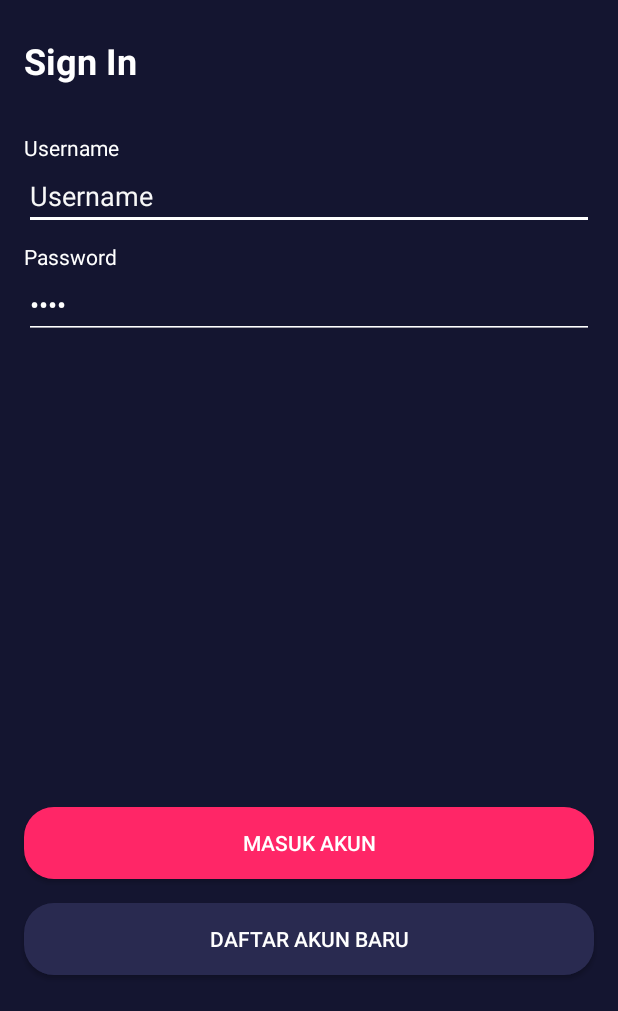
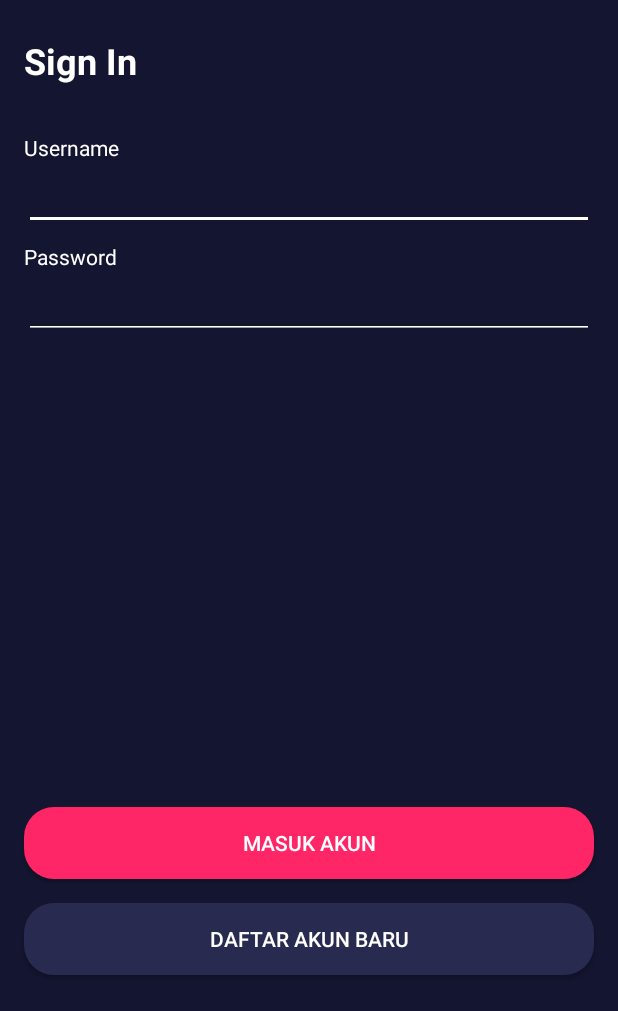
Before and after one commit to adwiarifin/bwamov, an Android app: the screen it shows after launch (SignInActivity), after a tap on "LEWATI PERKENALAN", on a phone screen of 412 x 824 dp, the part 225-1236 px from its top. Run offline under Robolectric (Android 15) with nearby library versions, the phone set to English and light mode, and no system bars; our stand-ins replace Firebase (no records; nobody signed in at launch, a user with empty details on screens opened directly).

Commit message:
setup firebase, logic sign in

```diff
--- a/app/build.gradle
+++ b/app/build.gradle
@@ -1,6 +1,7 @@
 apply plugin: 'com.android.application'
 apply plugin: 'kotlin-android'
 apply plugin: 'kotlin-android-extensions'
+apply plugin: 'com.google.gms.google-services'
 
 android {
     compileSdkVersion 29
@@ -29,9 +30,10 @@ dependencies {
     implementation "org.jetbrains.kotlin:kotlin-stdlib:$kotlin_version"
     implementation 'androidx.core:core-ktx:1.3.2'
     implementation 'androidx.appcompat:appcompat:1.2.0'
-    implementation 'androidx.constraintlayout:constraintlayout:2.0.2'
+    implementation 'androidx.constraintlayout:constraintlayout:2.0.4'
     implementation 'androidx.recyclerview:recyclerview:1.1.0'
-    testImplementation 'junit:junit:4.12'
+    implementation 'com.google.firebase:firebase-database:19.5.1'
+    testImplementation 'junit:junit:4.13.1'
     androidTestImplementation 'androidx.test.ext:junit:1.1.2'
     androidTestImplementation 'androidx.test.espresso:espresso-core:3.3.0'
 
--- a/app/src/main/java/com/kesatriakeyboard/bwamov/onboarding/OnboardingOneActivity.kt
+++ b/app/src/main/java/com/kesatriakeyboard/bwamov/onboarding/OnboardingOneActivity.kt
@@ -4,13 +4,22 @@ import android.content.Intent
 import androidx.appcompat.app.AppCompatActivity
 import android.os.Bundle
 import com.kesatriakeyboard.bwamov.R
-import com.kesatriakeyboard.bwamov.sign.SignInActivity
+import com.kesatriakeyboard.bwamov.sign.signin.SignInActivity
+import com.kesatriakeyboard.bwamov.utils.Preferences
 import kotlinx.android.synthetic.main.activity_onboarding_one.*
 
 class OnboardingOneActivity : AppCompatActivity() {
+
+    lateinit var preference: Preferences
+
     override fun onCreate(savedInstanceState: Bundle?) {
         super.onCreate(savedInstanceState)
         setContentView(R.layout.activity_onboarding_one)
+
+        preference = Preferences(this)
+        if (preference.getValues("onboarding").equals("1")) {
+            goToSignIn()
+        }
 
         button_next.setOnClickListener {
             val intent = Intent(this@OnboardingOneActivity, OnboardingTwoActivity::class.java)
@@ -18,9 +27,14 @@ class OnboardingOneActivity : AppCompatActivity() {
         }
 
         button_skip.setOnClickListener {
-            finishAffinity()
-            val intent = Intent(this@OnboardingOneActivity, SignInActivity::class.java)
-            startActivity(intent)
+            preference.setValues("onboarding", "1")
+            goToSignIn()
         }
     }
+
+    private fun goToSignIn() {
+        finishAffinity()
+        val intent = Intent(this@OnboardingOneActivity, SignInActivity::class.java)
+        startActivity(intent)
+    }
 }
--- a/app/src/main/java/com/kesatriakeyboard/bwamov/onboarding/OnboardingThreeActivity.kt
+++ b/app/src/main/java/com/kesatriakeyboard/bwamov/onboarding/OnboardingThreeActivity.kt
@@ -4,7 +4,7 @@ import android.content.Intent
 import androidx.appcompat.app.AppCompatActivity
 import android.os.Bundle
 import com.kesatriakeyboard.bwamov.R
-import com.kesatriakeyboard.bwamov.sign.SignInActivity
+import com.kesatriakeyboard.bwamov.sign.signin.SignInActivity
 import kotlinx.android.synthetic.main.activity_onboarding_three.*
 
 class OnboardingThreeActivity : AppCompatActivity() {
--- /dev/null
+++ b/app/src/main/java/com/kesatriakeyboard/bwamov/utils/Preferences.kt
@@ -0,0 +1,22 @@
+package com.kesatriakeyboard.bwamov.utils
+
+import android.content.Context
+import android.content.SharedPreferences
+
+class Preferences(val context: Context) {
+    companion object {
+        const val USER_PREF = "USER_PREF"
+    }
+
+    private var sharedPreferences: SharedPreferences = context.getSharedPreferences(USER_PREF, 0)
+
+    fun setValues(key: String, value: String) {
+        val editor: SharedPreferences.Editor = sharedPreferences.edit()
+        editor.putString(key, value)
+        editor.apply()
+    }
+
+    fun getValues(key: String): String? {
+        return sharedPreferences.getString(key, "")
+    }
+}
--- a/app/src/main/res/layout/activity_sign_in.xml
+++ b/app/src/main/res/layout/activity_sign_in.xml
@@ -8,7 +8,7 @@
     tools:context=".onboarding.OnboardingOneActivity">
 
     <Button
-        android:id="@+id/button"
+        android:id="@+id/button_sign_up"
         android:layout_width="0dp"
         android:layout_height="wrap_content"
         android:layout_marginStart="16dp"
@@ -23,7 +23,7 @@
         app:layout_constraintStart_toStartOf="parent" />
 
     <Button
-        android:id="@+id/button2"
+        android:id="@+id/button_sign_in"
         android:layout_width="0dp"
         android:layout_height="wrap_content"
         android:layout_marginStart="16dp"
@@ -32,7 +32,7 @@
         android:background="@drawable/shape_rectangle_pink"
         android:text="@string/masuk_akun"
         android:textColor="@color/colorWhite"
-        app:layout_constraintBottom_toTopOf="@+id/button"
+        app:layout_constraintBottom_toTopOf="@+id/button_sign_up"
         app:layout_constraintEnd_toEndOf="parent"
         app:layout_constraintStart_toStartOf="parent" />
 
@@ -43,6 +43,7 @@
         android:layout_marginStart="16dp"
         android:layout_marginTop="50dp"
         android:layout_marginEnd="16dp"
+        android:contentDescription="@string/logo"
         app:layout_constraintEnd_toEndOf="parent"
         app:layout_constraintStart_toStartOf="parent"
         app:layout_constraintTop_toTopOf="parent"
@@ -70,6 +71,7 @@
         android:layout_marginStart="16dp"
         android:layout_marginTop="32dp"
         android:layout_marginEnd="16dp"
+        android:labelFor="@id/edit_username"
         android:text="@string/username"
         android:textColor="@color/colorWhite"
         app:layout_constraintEnd_toEndOf="parent"
@@ -77,21 +79,21 @@
         app:layout_constraintTop_toBottomOf="@+id/textView3" />
 
     <EditText
-        android:id="@+id/editTextTextPersonName"
+        android:id="@+id/edit_username"
         android:layout_width="0dp"
         android:layout_height="wrap_content"
         android:layout_marginStart="16dp"
         android:layout_marginEnd="16dp"
         android:backgroundTint="@color/colorWhite"
         android:ems="10"
-        android:hint="@string/username"
         android:inputType="textPersonName"
         android:textColor="@color/colorWhite"
         android:textColorHint="@color/colorWhiteGrey"
         app:layout_constraintEnd_toEndOf="parent"
         app:layout_constraintHorizontal_bias="0.527"
         app:layout_constraintStart_toStartOf="parent"
-        app:layout_constraintTop_toBottomOf="@+id/textView4" />
+        app:layout_constraintTop_toBottomOf="@+id/textView4"
+        tools:text="anggarisky" />
 
     <TextView
         android:id="@+id/textView5"
@@ -100,14 +102,15 @@
         android:layout_marginStart="16dp"
         android:layout_marginTop="8dp"
         android:layout_marginEnd="16dp"
+        android:labelFor="@id/edit_password"
         android:text="@string/password"
         android:textColor="@color/colorWhite"
         app:layout_constraintEnd_toEndOf="parent"
         app:layout_constraintStart_toStartOf="parent"
-        app:layout_constraintTop_toBottomOf="@+id/editTextTextPersonName" />
+        app:layout_constraintTop_toBottomOf="@+id/edit_username" />
 
     <EditText
-        android:id="@+id/editTextTextPassword"
+        android:id="@+id/edit_password"
         android:layout_width="0dp"
         android:layout_height="wrap_content"
         android:layout_marginStart="16dp"
@@ -115,10 +118,10 @@
         android:backgroundTint="@color/colorWhite"
         android:ems="10"
         android:inputType="textPassword"
-        android:text="Test"
         android:textColor="@color/colorWhite"
         app:layout_constraintEnd_toEndOf="parent"
         app:layout_constraintStart_toStartOf="parent"
-        app:layout_constraintTop_toBottomOf="@+id/textView5" />
+        app:layout_constraintTop_toBottomOf="@+id/textView5"
+        tools:text="test" />
 
 </androidx.constraintlayout.widget.ConstraintLayout>
--- a/build.gradle
+++ b/build.gradle
@@ -1,13 +1,14 @@
 // Top-level build file where you can add configuration options common to all sub-projects/modules.
 buildscript {
-    ext.kotlin_version = "1.4.0"
+    ext.kotlin_version = '1.4.10'
     repositories {
         google()
         jcenter()
     }
     dependencies {
-        classpath "com.android.tools.build:gradle:4.0.1"
+        classpath "com.android.tools.build:gradle:4.1.0"
         classpath "org.jetbrains.kotlin:kotlin-gradle-plugin:$kotlin_version"
+        classpath 'com.google.gms:google-services:4.3.4'
 
         // NOTE: Do not place your application dependencies here; they belong
         // in the individual module build.gradle files
```
Also changed, not shown: app/src/main/AndroidManifest.xml (+8 -1 lines), app/src/main/java/com/kesatriakeyboard/bwamov/sign/SignInActivity.kt (deleted, +0 -12 lines), app/src/main/java/com/kesatriakeyboard/bwamov/sign/signin/SignInActivity.kt (added, +98 -0 lines), app/src/main/java/com/kesatriakeyboard/bwamov/sign/signin/User.kt (added, +10 -0 lines), gradle/wrapper/gradle-wrapper.properties.
